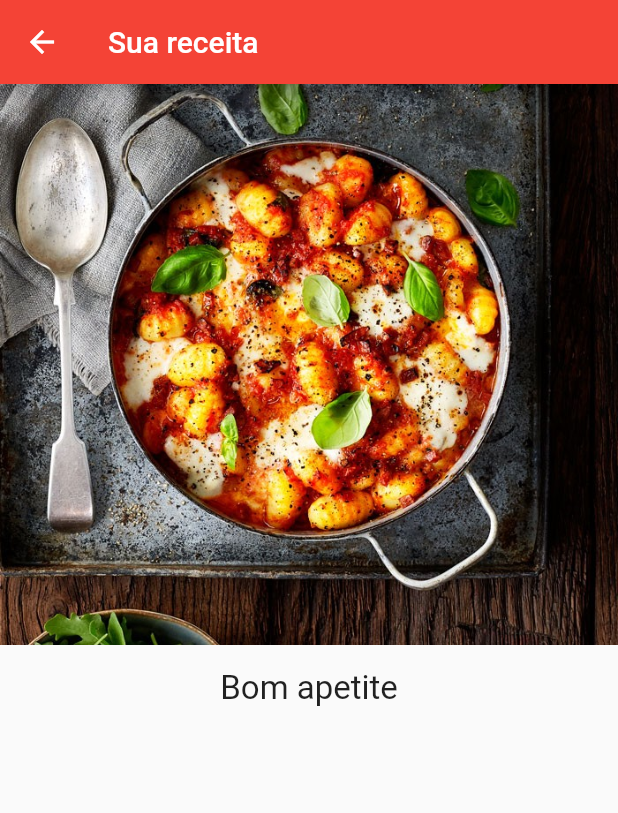
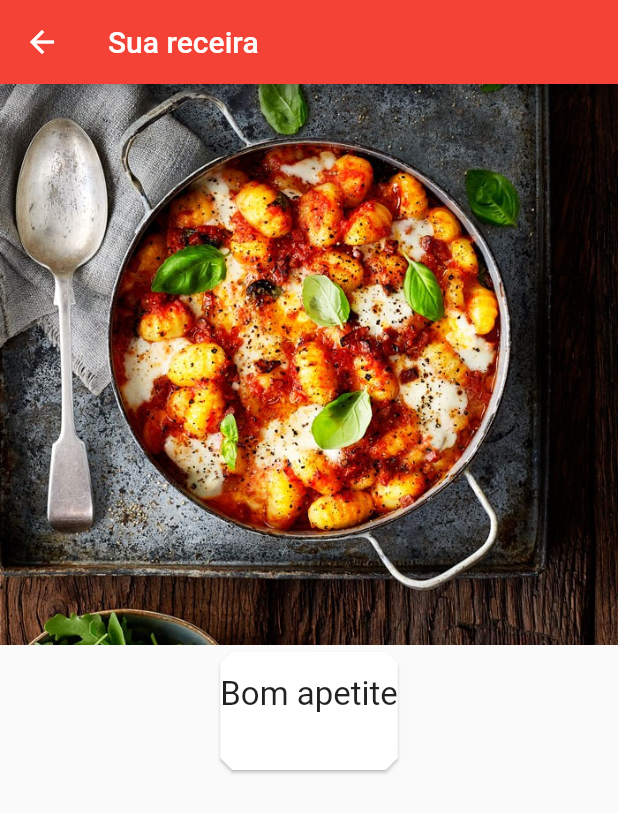
Before and after one commit to ApoloRossi/recipe, a Flutter app: the RecipeDescription screen opened directly with empty values, on a phone screen of 412 x 824 dp. Shown: the top 813 px of the screen. Run offline on Flutter 3.47's test engine with Material 2 defaults, Android fonts, the phone set to English and light mode, and no system bars; our stand-ins replace sqflite; accounts and stored records are empty.

Commit message:
Mapeado algumas strings em constantes. Ajustes da tela de receita para ter scroll.

```diff
--- /dev/null
+++ b/lib/resources/labels.dart
@@ -0,0 +1,8 @@
+class ConstLabels {
+  static const appName = "Sua receira";
+  static const bomApetite = "Bom apetite";
+  static const whichProductAdd = "Qual produto deseja adicionar?";
+  static const productName = "nome do produto";
+  static const cancel = "cancelar";
+  static const OK = "OK";
+}
--- a/lib/screens/RecipeDescription.dart
+++ b/lib/screens/RecipeDescription.dart
@@ -1,5 +1,7 @@
 import 'package:easy_recipe/sqlite/models/RecipeArgument.dart';
 import 'package:flutter/material.dart';
+
+import '../resources/labels.dart';
 
 class RecipeDescription extends StatelessWidget {
   const RecipeDescription({Key? key}) : super(key: key);
@@ -10,19 +12,31 @@ class RecipeDescription extends StatelessWidget {
         ModalRoute.of(context)!.settings.arguments as RecipeArgument;
     return Scaffold(
         appBar: AppBar(
-          title: Text("Sua receita"),
+          title: const Text(ConstLabels.appName),
         ),
-        body: Center(
+        body: SingleChildScrollView(
+        child : Center(
             child: Column(
-          children:  [
+          children: [
             const Image(image: AssetImage('assets/food.jpeg')),
-            const Padding(
-                padding: EdgeInsets.fromLTRB(0, 16 , 0 , 0),
-                child: Text("Bom apetite", style: TextStyle(fontSize: 22))),
-            Padding(
-              padding: const EdgeInsets.fromLTRB(16, 0, 16, 16),
-              child: Text(recipeArg.recipe, style: const TextStyle(fontSize: 18)))
-              ],
-        )));
+            Card(
+              shape: BeveledRectangleBorder(
+                  borderRadius: BorderRadius.circular(8.0),
+                ),
+              child: Column(
+                children: [
+                  const Padding(
+                      padding: EdgeInsets.fromLTRB(0, 16, 0, 0),
+                      child:
+                          Text(ConstLabels.bomApetite, style: TextStyle(fontSize: 22))),
+                  Padding(
+                      padding: const EdgeInsets.fromLTRB(16, 0, 16, 16),
+                      child: Text(recipeArg.recipe,
+                          style: const TextStyle(fontSize: 18)))
+                ],
+              ),
+            )
+          ],
+        ))));
   }
 }
--- a/lib/screens/ingredients_screen.dart
+++ b/lib/screens/ingredients_screen.dart
@@ -2,6 +2,8 @@ import 'package:easy_recipe/sqlite/daos/IngredientDao.dart';
 import 'package:easy_recipe/sqlite/models/Ingredient.dart';
 import 'package:easy_recipe/sqlite/models/IngredientsArguments.dart';
 import 'package:flutter/material.dart';
+
+import '../resources/labels.dart';
 
 class MyHomePage extends StatefulWidget {
   const MyHomePage({Key? key, required this.title}) : super(key: key);
@@ -61,14 +63,14 @@ class _MyHomePageState extends State<MyHomePage> {
         context: context,
         builder: (context) {
           return AlertDialog(
-            title: Text('Qual produto deseja adicionar?'),
+            title: const Text(ConstLabels.whichProductAdd),
             content: TextField(
               controller: _textFieldController,
-              decoration: InputDecoration(hintText: "nome do produto"),
+              decoration: const InputDecoration(hintText: ConstLabels.productName),
             ),
             actions: <Widget>[
               TextButton(
-                child: Text('Cancelar'),
+                child: const Text(ConstLabels.cancel),
                 onPressed: () {
                   setState(() {
                     Navigator.pop(context);
@@ -76,7 +78,7 @@ class _MyHomePageState extends State<MyHomePage> {
                 },
               ),
               TextButton(
-                child: Text('OK'),
+                child: const Text(ConstLabels.OK),
                 onPressed: () {
                   setState(() {
                     insertIngredient(_textFieldController.text);
```
